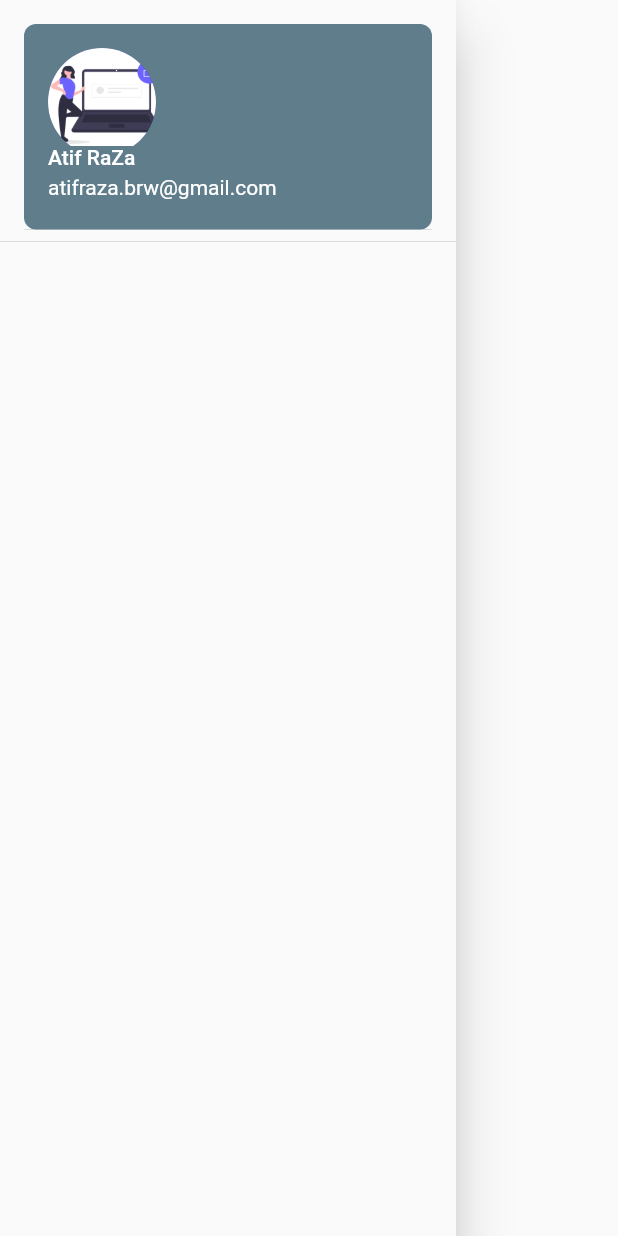
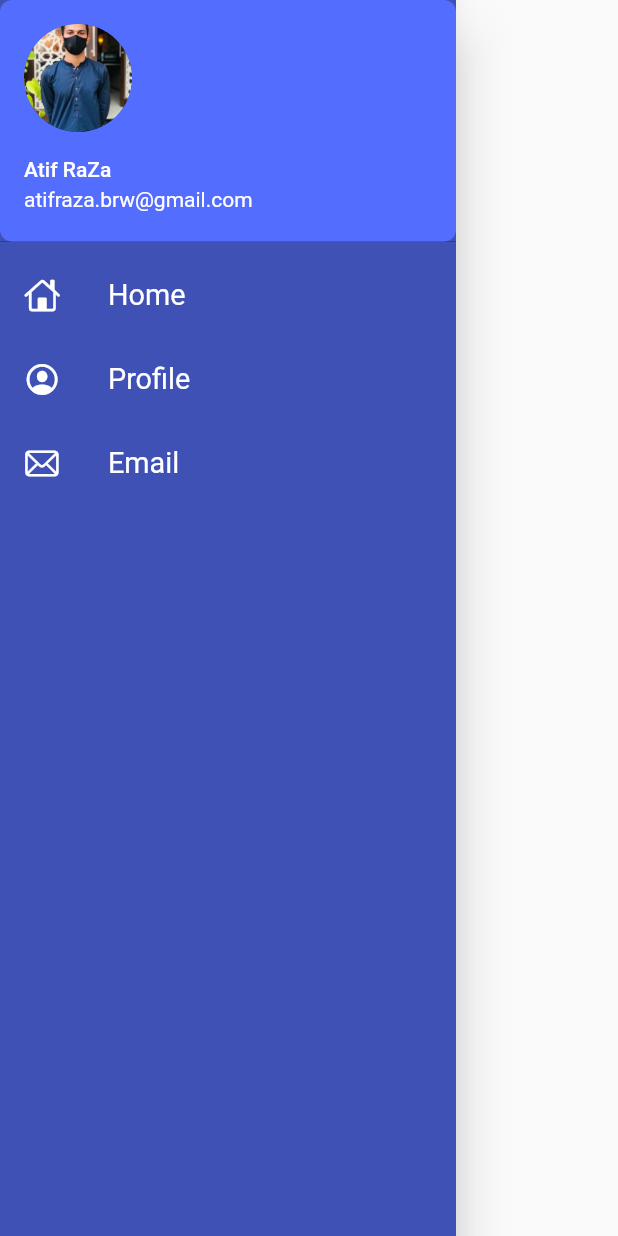
Before and after one commit to atifraza158/FlutterCourse, a Flutter app: the MyDrawer widget shown alone on an empty page, opened directly, on a phone screen of 412 x 824 dp. Run offline on Flutter 3.47's test engine with Material 2 defaults, Android fonts, the phone set to English and light mode, and no system bars.

Commit message:
second commit

```diff
--- a/lib/pages/widgets/drawer.dart
+++ b/lib/pages/widgets/drawer.dart
@@ -1,4 +1,6 @@
+import 'package:flutter/cupertino.dart';
 import 'package:flutter/material.dart';
+import 'package:flutter/cupertino.dart';
 
 class MyDrawer extends StatelessWidget {
   const MyDrawer({Key? key}) : super(key: key);
@@ -6,15 +8,16 @@ class MyDrawer extends StatelessWidget {
   @override
   Widget build(BuildContext context) {
     return Drawer(
+      child: Container(
+        color: Colors.indigo,
         child: ListView(
           padding: EdgeInsets.zero,
           children: [
             DrawerHeader(
-
-              // padding: EdgeInsets.zero,
+                padding: EdgeInsets.zero,
                 child: UserAccountsDrawerHeader(
                   decoration: BoxDecoration(
-              color: Colors.blueGrey,
+                    color: Colors.indigoAccent,
                     borderRadius: BorderRadius.circular(8),
                   ),
                   margin: EdgeInsets.zero,
@@ -22,11 +25,51 @@ class MyDrawer extends StatelessWidget {
                   accountEmail: Text('atifraza.brw@gmail.com'),
                   currentAccountPicture: CircleAvatar(
                     backgroundImage: AssetImage(
-                "assets/images/login_image.png",
+                      "assets/images/image.jpg",
                     ),
                   ),
-          ))
+                )),
+            ListTile(
+              leading: Icon(
+                CupertinoIcons.home,
+                color: Colors.white,
+              ),
+              title: Text(
+                "Home",
+                textScaleFactor: 1.2,
+                style: TextStyle(
+                  color: Colors.white,
+                ),
+              ),
+            ),
+            ListTile(
+              leading: Icon(
+                CupertinoIcons.profile_circled,
+                color: Colors.white,
+              ),
+              title: Text(
+                "Profile",
+                textScaleFactor: 1.2,
+                style: TextStyle(
+                  color: Colors.white,
+                ),
+              ),
+            ),
+            ListTile(
+              leading: Icon(
+                CupertinoIcons.mail,
+                color: Colors.white,
+              ),
+              title: Text(
+                "Email",
+                textScaleFactor: 1.2,
+                style: TextStyle(
+                  color: Colors.white,
+                ),
+              ),
+            ),
           ],
+        ),
       ),
     );
   }
```
Lines whose indentation alone changed are shown as unchanged.
